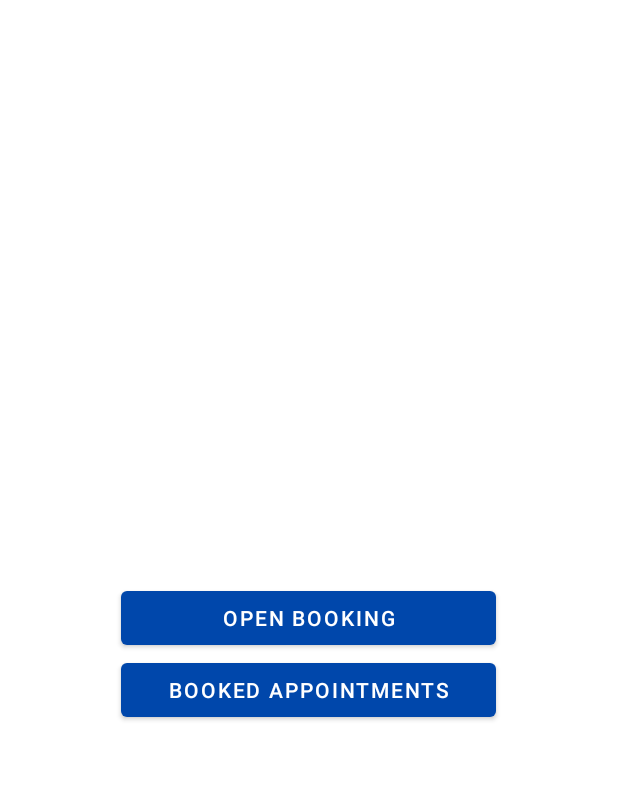
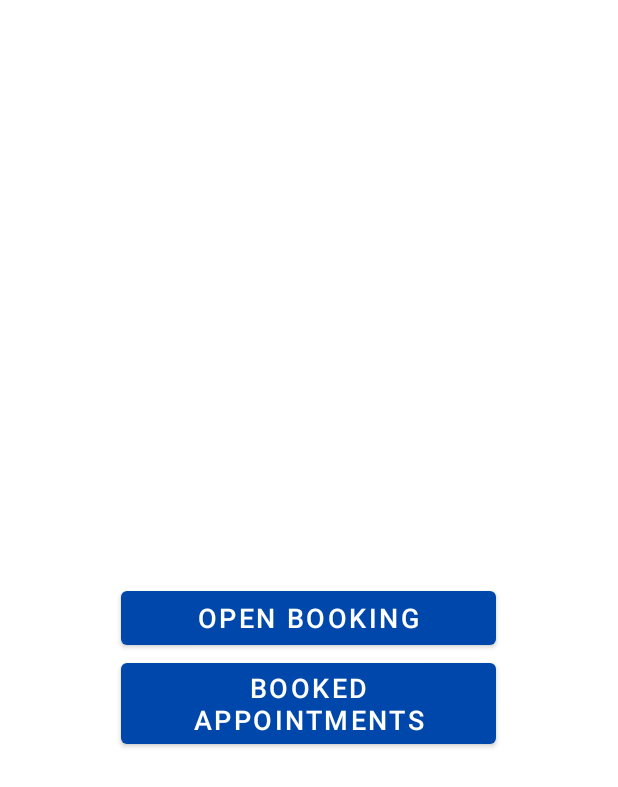
Before and after one commit to saaleh00/FYP-Application, an Android app: the layout fragment_home.xml on its own in the app's theme, with its tools: preview values and no code run, on a phone screen of 412 x 824 dp. Shown: the top 787 px of the screen. Run offline under Robolectric (Android 15) with nearby library versions, the light colour scheme and no system bars.

Commit message:
More theme update

```diff
--- a/app/src/main/res/layout/fragment_appointment_confirmation.xml
+++ b/app/src/main/res/layout/fragment_appointment_confirmation.xml
@@ -56,8 +56,9 @@
         android:layout_alignParentEnd="true"
         android:layout_alignParentBottom="true"
         android:layout_centerHorizontal="true"
-        android:layout_marginEnd="161dp"
+        android:layout_marginEnd="145dp"
         android:layout_marginBottom="50dp"
-        android:text="CONFIRM" />
+        android:text="CONFIRM"
+        android:textSize="18sp" />
 
 </RelativeLayout>
--- a/app/src/main/res/layout/fragment_home.xml
+++ b/app/src/main/res/layout/fragment_home.xml
@@ -10,17 +10,17 @@
         android:id="@+id/BookingActivityButton"
         android:layout_width="250dp"
         android:layout_height="wrap_content"
-        android:layout_centerHorizontal="true"
-        android:layout_centerVertical="true"
-        android:text="Open Booking" />
+        android:layout_centerInParent="true"
+        android:text="Open Booking"
+        android:textSize="18sp" />
 
     <Button
         android:id="@+id/bookedAppointmentsButton"
         android:layout_width="250dp"
         android:layout_height="wrap_content"
         android:layout_below="@id/BookingActivityButton"
-        android:layout_centerHorizontal="true"
-        android:layout_centerVertical="true"
-        android:text="Booked Appointments" />
+        android:layout_centerInParent="true"
+        android:text="Booked Appointments"
+        android:textSize="18sp" />
 
 </RelativeLayout>
```
